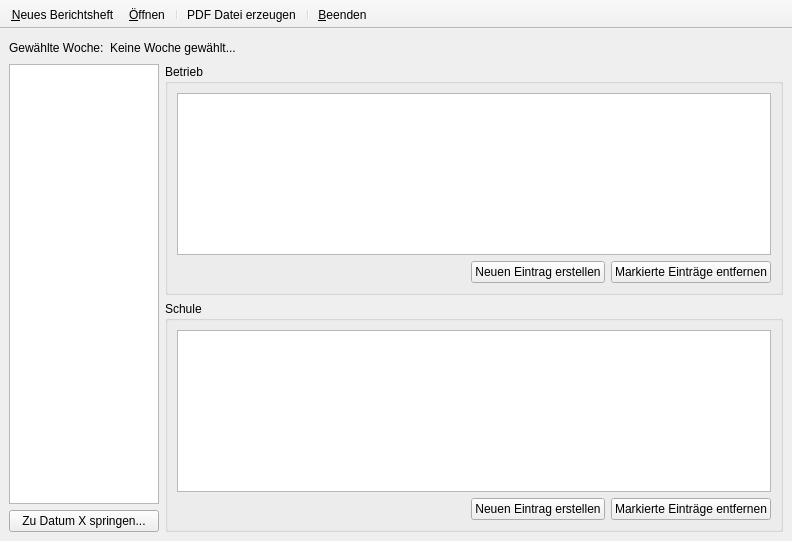
Old version of the form src/mainwindow.ui in the repository Strayer/Berichte-Ork.
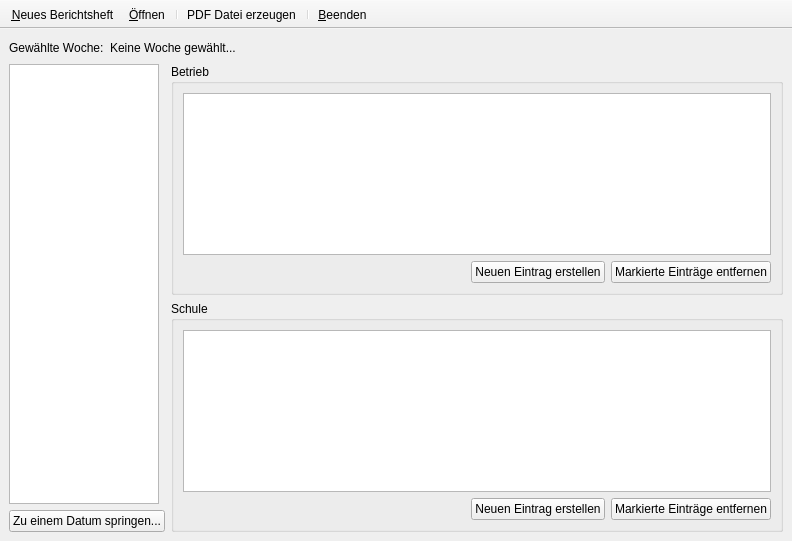
New version of the form. Icons and pictures are not drawn.

Commit message: * Berichte-Ork:  - kleine Änderungen am "Zu Datum X springen"-Dialog  - QCalendarWidget zu o.g. Dialog hinzugefügt

The edit to the form file:
```diff
--- a/src/mainwindow.ui
+++ b/src/mainwindow.ui
@@ -92,7 +92,7 @@
         <item>
          <widget class="QPushButton" name="jumpToDateButton">
           <property name="text">
-           <string>Zu Datum X springen...</string>
+           <string>Zu einem Datum springen...</string>
           </property>
          </widget>
         </item>
```
The commit also changes 1 other file.
